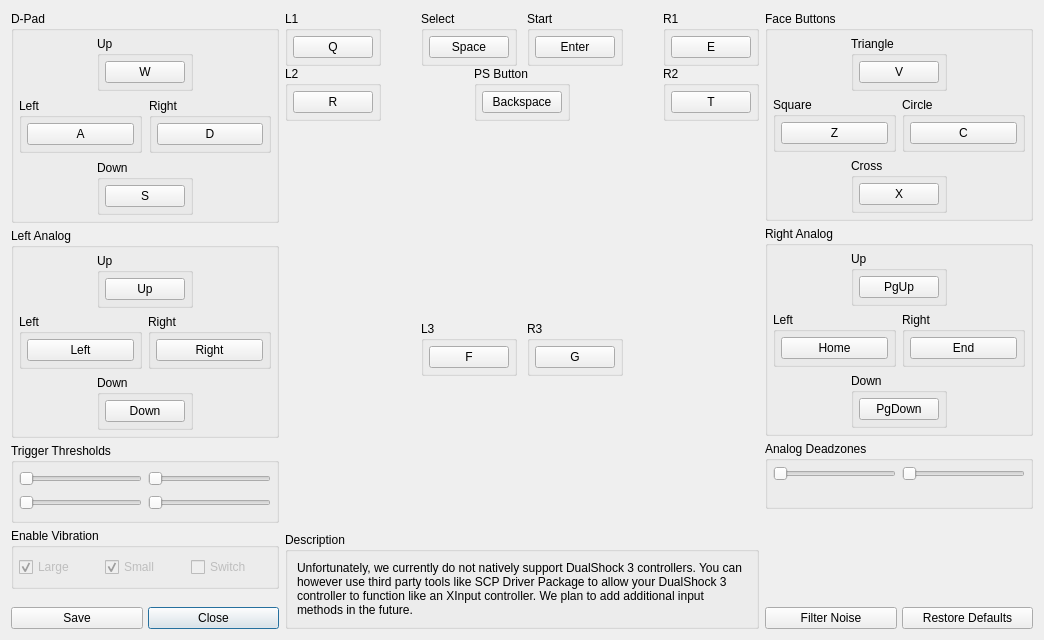
Old version of the form rpcs3/rpcs3qt/pad_settings_dialog.ui in the repository RPCS3/rpcs3.
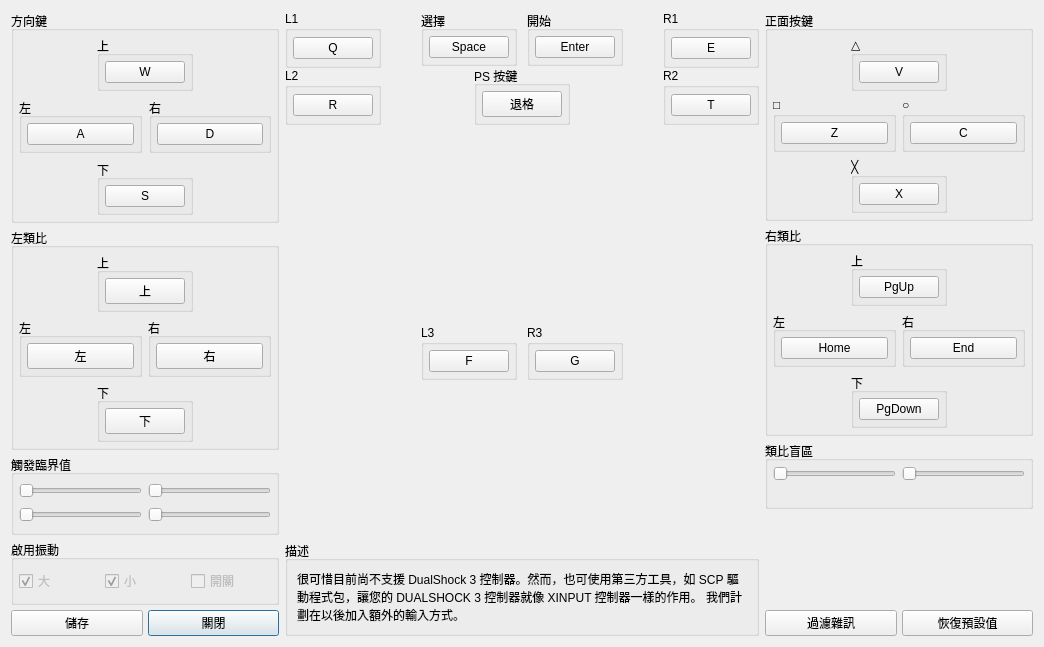
New version of the form. Icons and pictures are not drawn.

Patch:
```diff
--- a/rpcs3/rpcs3qt/pad_settings_dialog.ui
+++ b/rpcs3/rpcs3qt/pad_settings_dialog.ui
@@ -26,7 +26,7 @@
      <item>
       <widget class="QGroupBox" name="groupBox_15">
        <property name="title">
-        <string>D-Pad</string>
+        <string>方向鍵</string>
        </property>
        <layout class="QVBoxLayout" name="verticalLayout_25">
         <property name="spacing">
@@ -78,7 +78,7 @@
            <item>
             <widget class="QGroupBox" name="groupBox_16">
              <property name="title">
-              <string>Up</string>
+              <string>上</string>
              </property>
              <layout class="QVBoxLayout" name="verticalLayout_21">
               <property name="leftMargin">
@@ -127,7 +127,7 @@
           <item>
            <widget class="QGroupBox" name="groupBox_18">
             <property name="title">
-             <string>Left</string>
+             <string>左</string>
             </property>
             <layout class="QVBoxLayout" name="verticalLayout_23">
              <property name="leftMargin">
@@ -158,7 +158,7 @@
           <item>
            <widget class="QGroupBox" name="groupBox_17">
             <property name="title">
-             <string>Right</string>
+             <string>右</string>
             </property>
             <layout class="QVBoxLayout" name="verticalLayout_24">
              <property name="leftMargin">
@@ -219,7 +219,7 @@
            <item>
             <widget class="QGroupBox" name="groupBox_19">
              <property name="title">
-              <string>Down</string>
+              <string>下</string>
              </property>
              <layout class="QVBoxLayout" name="verticalLayout_22">
               <property name="leftMargin">
@@ -269,7 +269,7 @@
      <item>
       <widget class="QGroupBox" name="groupBox_25">
        <property name="title">
-        <string>Left Analog</string>
+        <string>左類比</string>
        </property>
        <layout class="QVBoxLayout" name="verticalLayout_20">
         <property name="leftMargin">
@@ -315,7 +315,7 @@
            <item>
             <widget class="QGroupBox" name="groupBox_26">
              <property name="title">
-              <string>Up</string>
+              <string>上</string>
              </property>
              <layout class="QVBoxLayout" name="verticalLayout_16">
               <property name="leftMargin">
@@ -333,7 +333,7 @@
               <item>
                <widget class="QPushButton" name="b_lstick_up">
                 <property name="text">
-                 <string>Up</string>
+                 <string>上</string>
                 </property>
                 <property name="autoDefault">
                  <bool>false</bool>
@@ -364,7 +364,7 @@
           <item>
            <widget class="QGroupBox" name="groupBox_28">
             <property name="title">
-             <string>Left</string>
+             <string>左</string>
             </property>
             <layout class="QVBoxLayout" name="verticalLayout_18">
              <property name="leftMargin">
@@ -382,7 +382,7 @@
              <item>
               <widget class="QPushButton" name="b_lstick_left">
                <property name="text">
-                <string>Left</string>
+                <string>左</string>
                </property>
                <property name="autoDefault">
                 <bool>false</bool>
@@ -395,7 +395,7 @@
           <item>
            <widget class="QGroupBox" name="groupBox_27">
             <property name="title">
-             <string>Right</string>
+             <string>右</string>
             </property>
             <layout class="QVBoxLayout" name="verticalLayout_19">
              <property name="leftMargin">
@@ -413,7 +413,7 @@
              <item>
               <widget class="QPushButton" name="b_lstick_right">
                <property name="text">
-                <string>Right</string>
+                <string>右</string>
                </property>
                <property name="autoDefault">
                 <bool>false</bool>
@@ -456,7 +456,7 @@
            <item>
             <widget class="QGroupBox" name="groupBox_29">
              <property name="title">
-              <string>Down</string>
+              <string>下</string>
              </property>
              <layout class="QVBoxLayout" name="verticalLayout_17">
               <property name="leftMargin">
@@ -474,7 +474,7 @@
               <item>
                <widget class="QPushButton" name="b_lstick_down">
                 <property name="text">
-                 <string>Down</string>
+                 <string>下</string>
                 </property>
                 <property name="autoDefault">
                  <bool>false</bool>
@@ -512,7 +512,7 @@
         </size>
        </property>
        <property name="title">
-        <string>Trigger Thresholds</string>
+        <string>觸發臨界值</string>
        </property>
        <layout class="QHBoxLayout" name="horizontalLayout_21">
         <property name="leftMargin">
@@ -581,7 +581,7 @@
      <item>
       <widget class="QGroupBox" name="gb_vibration">
        <property name="title">
-        <string>Enable Vibration</string>
+        <string>啟用振動</string>
        </property>
        <layout class="QHBoxLayout" name="horizontalLayout_2">
         <property name="leftMargin">
@@ -602,7 +602,7 @@
            <bool>false</bool>
           </property>
           <property name="text">
-           <string>Large</string>
+           <string>大</string>
           </property>
           <property name="checked">
            <bool>true</bool>
@@ -615,7 +615,7 @@
            <bool>false</bool>
           </property>
           <property name="text">
-           <string>Small</string>
+           <string>小</string>
           </property>
           <property name="checked">
            <bool>true</bool>
@@ -628,7 +628,7 @@
            <bool>false</bool>
           </property>
           <property name="text">
-           <string>Switch</string>
+           <string>開關</string>
           </property>
          </widget>
         </item>
@@ -653,7 +653,7 @@
        <item>
         <widget class="QPushButton" name="b_ok">
          <property name="text">
-          <string>Save</string>
+          <string>儲存</string>
          </property>
          <property name="autoDefault">
           <bool>false</bool>
@@ -663,7 +663,7 @@
        <item>
         <widget class="QPushButton" name="b_cancel">
          <property name="text">
-          <string>Close</string>
+          <string>關閉</string>
          </property>
         </widget>
        </item>
@@ -770,7 +770,7 @@
            <item>
             <widget class="QGroupBox" name="groupBox_10">
              <property name="title">
-              <string>Select</string>
+              <string>選擇</string>
              </property>
              <layout class="QVBoxLayout" name="verticalLayout_32">
               <property name="leftMargin">
@@ -801,7 +801,7 @@
            <item>
             <widget class="QGroupBox" name="groupBox_11">
              <property name="title">
-              <string>Start</string>
+              <string>開始</string>
              </property>
              <layout class="QVBoxLayout" name="verticalLayout_33">
               <property name="leftMargin">
@@ -875,7 +875,7 @@
             <item>
              <widget class="QGroupBox" name="groupBox_12">
               <property name="title">
-               <string>PS Button</string>
+               <string>PS 按鍵</string>
               </property>
               <layout class="QVBoxLayout" name="verticalLayout_31">
                <property name="leftMargin">
@@ -893,7 +893,7 @@
                <item>
                 <widget class="QPushButton" name="b_ps">
                  <property name="text">
-                  <string>Backspace</string>
+                  <string>退格</string>
                  </property>
                  <property name="autoDefault">
                   <bool>false</bool>
@@ -1149,13 +1149,13 @@
      <item>
       <widget class="QGroupBox" name="gb_description">
        <property name="title">
-        <string>Description</string>
+        <string>描述</string>
        </property>
        <layout class="QVBoxLayout" name="verticalLayout_15">
         <item>
          <widget class="QLabel" name="l_description">
           <property name="text">
-           <string>Unfortunately, we currently do not natively support DualShock 3 controllers. You can however use third party tools like SCP Driver Package to allow your DualShock 3 controller to function like an XInput controller. We plan to add additional input methods in the future.</string>
+           <string>很可惜目前尚不支援 DualShock 3 控制器。然而，也可使用第三方工具，如 SCP 驅動程式包，讓您的 DUALSHOCK 3 控制器就像 XINPUT 控制器一樣的作用。 我們計劃在以後加入額外的輸入方式。</string>
           </property>
           <property name="textFormat">
            <enum>Qt::PlainText</enum>
@@ -1181,7 +1181,7 @@
      <item>
       <widget class="QGroupBox" name="groupBox_20">
        <property name="title">
-        <string>Face Buttons</string>
+        <string>正面按鍵</string>
        </property>
        <layout class="QVBoxLayout" name="verticalLayout_8">
         <property name="leftMargin">
@@ -1227,7 +1227,7 @@
            <item>
             <widget class="QGroupBox" name="groupBox_21">
              <property name="title">
-              <string>Triangle</string>
+              <string>△</string>
              </property>
              <layout class="QVBoxLayout" name="verticalLayout_7">
               <property name="leftMargin">
@@ -1276,7 +1276,7 @@
           <item>
            <widget class="QGroupBox" name="groupBox_23">
             <property name="title">
-             <string>Square</string>
+             <string>□</string>
             </property>
             <layout class="QVBoxLayout" name="verticalLayout_4">
              <property name="leftMargin">
@@ -1307,7 +1307,7 @@
           <item>
            <widget class="QGroupBox" name="groupBox_22">
             <property name="title">
-             <string>Circle</string>
+             <string>○</string>
             </property>
             <layout class="QVBoxLayout" name="verticalLayout_5">
              <property name="leftMargin">
@@ -1368,7 +1368,7 @@
            <item>
             <widget class="QGroupBox" name="groupBox_24">
              <property name="title">
-              <string>Cross</string>
+              <string>╳</string>
              </property>
              <layout class="QVBoxLayout" name="verticalLayout_6">
               <property name="leftMargin">
@@ -1418,7 +1418,7 @@
      <item>
       <widget class="QGroupBox" name="groupBox_30">
        <property name="title">
-        <string>Right Analog</string>
+        <string>右類比</string>
        </property>
        <layout class="QVBoxLayout" name="verticalLayout_13">
         <property name="leftMargin">
@@ -1464,7 +1464,7 @@
            <item>
             <widget class="QGroupBox" name="groupBox_31">
              <property name="title">
-              <string>Up</string>
+              <string>上</string>
              </property>
              <layout class="QVBoxLayout" name="verticalLayout_9">
               <property name="leftMargin">
@@ -1513,7 +1513,7 @@
           <item>
            <widget class="QGroupBox" name="groupBox_33">
             <property name="title">
-             <string>Left</string>
+             <string>左</string>
             </property>
             <layout class="QVBoxLayout" name="verticalLayout_10">
              <property name="leftMargin">
@@ -1544,7 +1544,7 @@
           <item>
            <widget class="QGroupBox" name="groupBox_32">
             <property name="title">
-             <string>Right</string>
+             <string>右</string>
             </property>
             <layout class="QVBoxLayout" name="verticalLayout_11">
              <property name="leftMargin">
@@ -1605,7 +1605,7 @@
            <item>
             <widget class="QGroupBox" name="groupBox_34">
              <property name="title">
-              <string>Down</string>
+              <string>下</string>
              </property>
              <layout class="QVBoxLayout" name="verticalLayout_12">
               <property name="leftMargin">
@@ -1655,7 +1655,7 @@
      <item>
       <widget class="QGroupBox" name="gb_sticks">
        <property name="title">
-        <string>Analog Deadzones</string>
+        <string>類比盲區</string>
        </property>
        <layout class="QHBoxLayout" name="horizontalLayout_22">
         <property name="leftMargin">
@@ -1733,14 +1733,14 @@
        <item>
         <widget class="QPushButton" name="b_blacklist">
          <property name="text">
-          <string>Filter Noise</string>
+          <string>過濾雜訊</string>
          </property>
         </widget>
        </item>
        <item>
         <widget class="QPushButton" name="b_reset">
          <property name="text">
-          <string>Restore Defaults</string>
+          <string>恢復預設值</string>
          </property>
          <property name="autoDefault">
           <bool>false</bool>
```
Left out of the diff: 2 changed lines with no effect on the pictures.
